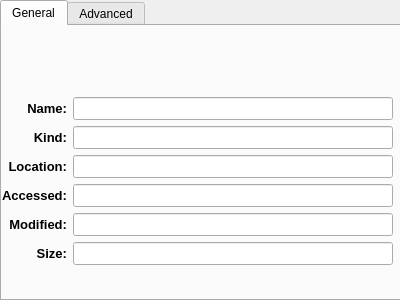
Qt form info.ui (OscarVegener/UnderCommander) before a commit.
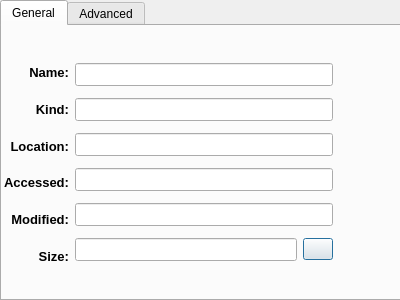
The same form after that commit. Icons and pictures are not drawn.

Commit message:
Add pause/unpause to info window
Now calculating size can be paused or unpaused by user. Calculating automatically pauses when user clicks on "open windows properties".

Patch:
```diff
--- a/info.ui
+++ b/info.ui
@@ -29,17 +29,17 @@
     <attribute name="title">
      <string>General</string>
     </attribute>
-    <widget class="QWidget" name="layoutWidget">
+    <widget class="QWidget" name="">
      <property name="geometry">
       <rect>
-       <x>0</x>
-       <y>40</y>
-       <width>391</width>
-       <height>231</height>
+       <x>2</x>
+       <y>31</y>
+       <width>329</width>
+       <height>215</height>
       </rect>
      </property>
-     <layout class="QGridLayout" name="gridLayout">
-      <item row="0" column="0">
+     <layout class="QHBoxLayout" name="horizontalLayout_6">
+      <item>
        <layout class="QVBoxLayout" name="verticalLayout_2">
         <item>
          <widget class="QLabel" name="label">
@@ -148,7 +148,7 @@
         </item>
        </layout>
       </item>
-      <item row="0" column="1">
+      <item>
        <layout class="QVBoxLayout" name="verticalLayout">
         <item>
          <widget class="QLineEdit" name="lineName">
@@ -211,6 +211,8 @@
          </widget>
         </item>
         <item>
+         <layout class="QHBoxLayout" name="horizontalLayout_5">
+          <item>
          <widget class="QLineEdit" name="lineSize">
           <property name="font">
            <font>
@@ -222,6 +224,37 @@
           </property>
          </widget>
         </item>
+          <item>
+           <widget class="QPushButton" name="pauseResume">
+            <property name="sizePolicy">
+             <sizepolicy hsizetype="Fixed" vsizetype="Fixed">
+              <horstretch>0</horstretch>
+              <verstretch>0</verstretch>
+             </sizepolicy>
+            </property>
+            <property name="minimumSize">
+             <size>
+              <width>30</width>
+              <height>0</height>
+             </size>
+            </property>
+            <property name="maximumSize">
+             <size>
+              <width>30</width>
+              <height>16777215</height>
+             </size>
+            </property>
+            <property name="text">
+             <string/>
+            </property>
+            <property name="icon">
+             <iconset resource="icons.qrc">
+              <normaloff>:/icons/pause.png</normaloff>:/icons/pause.png</iconset>
+            </property>
+           </widget>
+          </item>
+         </layout>
+        </item>
        </layout>
       </item>
      </layout>
```
Left out of the diff: 4 changed lines with no effect on the pictures. Lines whose indentation alone changed are shown as unchanged. The commit also changes 10 other files.
